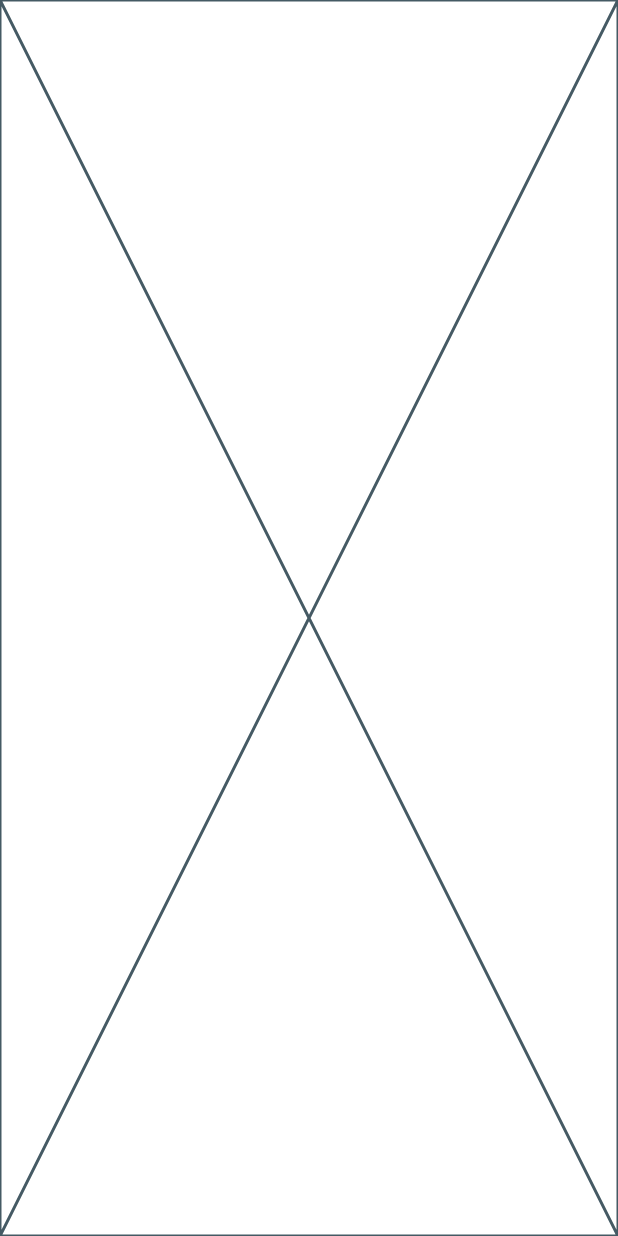
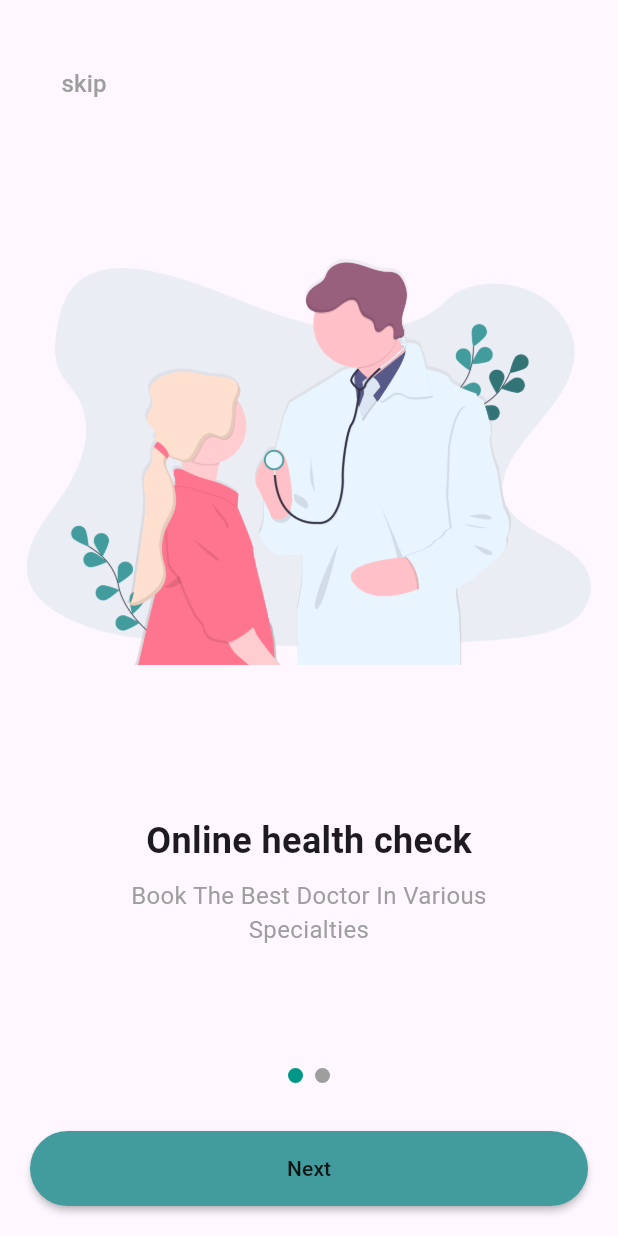
Before and after one commit to mysterI0s/Docotor-Appointments-Application, a Flutter app: the screen it shows after launch, on a phone screen of 412 x 824 dp. Run offline on Flutter 3.47's test engine with Material 3 defaults, Android fonts, the phone set to English and light mode, and no system bars; drawn by our look-alikes of smooth_page_indicator; our stand-ins replace flutter_bloc, flutter_svg, get_storage.

Commit message:
almost finished the onboarding screen with all its needs and made the project actually build

```diff
--- a/lib/core/constants/app_consts.dart
+++ b/lib/core/constants/app_consts.dart
@@ -2,6 +2,7 @@ import 'package:get_storage/get_storage.dart';
 
 class AppConst {
   static const String nunito = 'Nunito';
+  static const String isFirstOpen = 'isFirstOpen';
 }
 
 final box = GetStorage();
--- /dev/null
+++ b/lib/core/generic_widgets/main_button.dart
@@ -0,0 +1,33 @@
+import 'package:flutter/material.dart';
+
+import '../theme/app_colors.dart';
+
+class MainButton extends StatelessWidget {
+  const MainButton(
+      {super.key,
+      this.minWidth = double.infinity,
+      required this.text,
+      required this.onPressed});
+
+  final double minWidth;
+  final String text;
+  final Function onPressed;
+
+  @override
+  Widget build(BuildContext context) {
+    return MaterialButton(
+      onPressed: () {
+        onPressed();
+      },
+      color: AppColors.primaryColor,
+      minWidth: minWidth,
+      height: 50,
+      shape: RoundedRectangleBorder(
+        borderRadius: BorderRadius.circular(100),
+      ),
+      child: Text(
+        text,
+      ),
+    );
+  }
+}
--- /dev/null
+++ b/lib/core/generic_widgets/onboarding_page_widget.dart
@@ -0,0 +1,44 @@
+import 'package:flutter/material.dart';
+
+class OnboardingPageWidget extends StatelessWidget {
+  final String imagePath;
+  final String title;
+  final String description;
+
+  const OnboardingPageWidget({
+    super.key,
+    required this.imagePath,
+    required this.title,
+    required this.description,
+  });
+
+  @override
+  Widget build(BuildContext context) {
+    return Column(
+      mainAxisAlignment: MainAxisAlignment.center,
+      children: [
+        Image.asset(
+          imagePath,
+          height: 271.0,
+        ),
+        const SizedBox(height: 100.0),
+        Text(
+          title,
+          style: const TextStyle(
+            fontSize: 24.0,
+            fontWeight: FontWeight.bold,
+          ),
+        ),
+        const SizedBox(height: 8.0),
+        Text(
+          description,
+          textAlign: TextAlign.center,
+          style: const TextStyle(
+            fontSize: 16.0,
+            color: Colors.grey,
+          ),
+        ),
+      ],
+    );
+  }
+}
--- a/lib/core/theme/app_text_style.dart
+++ b/lib/core/theme/app_text_style.dart
@@ -0,0 +1,3 @@
+class AppTextStyle{
+
+}
--- /dev/null
+++ b/lib/features/authentication/cubit/onboarding_cubit.dart
@@ -0,0 +1,23 @@
+import 'package:flutter_bloc/flutter_bloc.dart';
+
+// Define Onboarding States
+class OnboardingState {
+  final int currentPage;
+
+  const OnboardingState({required this.currentPage});
+}
+
+// Define Onboarding Cubit
+class OnboardingCubit extends Cubit<OnboardingState> {
+  OnboardingCubit() : super(const OnboardingState(currentPage: 0));
+
+  // Update current page
+  void updatePage(int newPage) {
+    emit(OnboardingState(currentPage: newPage));
+  }
+
+  // Increment page (when "Next" is pressed)
+  void nextPage() {
+    emit(OnboardingState(currentPage: state.currentPage + 1));
+  }
+}
--- /dev/null
+++ b/lib/features/authentication/cubit/onboarding_state.dart
@@ -0,0 +1,12 @@
+abstract class OnboardingState {
+  final int currentPage;
+  const OnboardingState(this.currentPage);
+}
+
+class OnboardingInitial extends OnboardingState {
+  const OnboardingInitial() : super(0);
+}
+
+class OnboardingPageChanged extends OnboardingState {
+  const OnboardingPageChanged(super.currentPage);
+}
--- a/lib/features/authentication/screens/on_boarding_screen.dart
+++ b/lib/features/authentication/screens/on_boarding_screen.dart
@@ -1,10 +1,123 @@
+import 'package:final_project/core/constants/app_images.dart';
+import 'package:final_project/core/generic_widgets/main_button.dart';
+import 'package:final_project/core/generic_widgets/onboarding_page_widget.dart';
+import 'package:final_project/features/authentication/cubit/onboarding_cubit.dart';
 import 'package:flutter/material.dart';
+import 'package:flutter_bloc/flutter_bloc.dart';
+import 'package:smooth_page_indicator/smooth_page_indicator.dart';
 
 class OnBoardingScreen extends StatelessWidget {
-  const OnBoardingScreen({super.key});
+  final PageController pageController = PageController();
+
+  OnBoardingScreen({super.key});
 
   @override
   Widget build(BuildContext context) {
-    return const Placeholder();
+    return BlocProvider(
+      create: (_) => OnboardingCubit(),
+      child: Scaffold(
+        body: Column(
+          mainAxisAlignment: MainAxisAlignment.spaceBetween,
+          children: [
+            // Top section with "Skip" button
+            BlocBuilder<OnboardingCubit, OnboardingState>(
+              builder: (context, state) {
+                return state.currentPage == 0
+                    ? Padding(
+                        padding: const EdgeInsets.symmetric(
+                            horizontal: 24.0, vertical: 32.0),
+                        child: Row(
+                          mainAxisAlignment: MainAxisAlignment.start,
+                          children: [
+                            TextButton(
+                              onPressed: () {
+                                // Skip to the last page
+                                context.read<OnboardingCubit>().updatePage(1);
+                                pageController.jumpToPage(1);
+                              },
+                              child: const Text(
+                                "skip",
+                                style: TextStyle(
+                                  fontSize: 16.0,
+                                  color: Colors.grey,
+                                ),
+                              ),
+                            )
+                          ],
+                        ),
+                      )
+                    : const SizedBox.shrink();
+              },
+            ),
+            // Center section with the onboarding pages
+            Expanded(
+              child: PageView(
+                controller: pageController,
+                physics: const NeverScrollableScrollPhysics(),
+                onPageChanged: (index) {
+                  // Update the cubit's state on page swipe
+                  context.read<OnboardingCubit>().updatePage(index);
+                },
+                children: const [
+                  OnboardingPageWidget(
+                    imagePath: AppImages.onBoardingImage1,
+                    title: "Online health check",
+                    description: "Book The Best Doctor In Various\nSpecialties",
+                  ),
+                  OnboardingPageWidget(
+                    imagePath: AppImages.onBoardingImage2,
+                    title: "Near To You",
+                    description:
+                        "Schedule Your Visit At Any Time\nThat Suits You",
+                  ),
+                ],
+              ),
+            ),
+            // Bottom section with dots and "Next" or "Get Started" button
+            Padding(
+              padding:
+                  const EdgeInsets.symmetric(horizontal: 20.0, vertical: 20.0),
+              child: Column(
+                children: [
+                  SmoothPageIndicator(
+                    controller: pageController,
+                    count: 2,
+                    effect: const WormEffect(
+                      dotWidth: 10.0,
+                      dotHeight: 10.0,
+                      activeDotColor: Colors.teal,
+                      dotColor: Colors.grey,
+                      spacing: 8.0,
+                    ),
+                  ),
+                  const SizedBox(height: 32.0),
+                  BlocBuilder<OnboardingCubit, OnboardingState>(
+                    builder: (context, state) {
+                      return MainButton(
+                        text: state.currentPage == 0 ? "Next" : "Get Started",
+                        minWidth: double.infinity,
+                        onPressed: () {
+                          if (state.currentPage == 0) {
+                            // Navigate to the next page
+                            pageController.nextPage(
+                              duration: const Duration(milliseconds: 300),
+                              curve: Curves.easeInOut,
+                            );
+                            context.read<OnboardingCubit>().nextPage();
+                          } else {
+                            // Navigate to home screen or next screen
+                            Navigator.pushReplacementNamed(context, '/home');
+                          }
+                        },
+                      );
+                    },
+                  ),
+                ],
+              ),
+            ),
+          ],
+        ),
+      ),
+    );
   }
 }
--- a/lib/main.dart
+++ b/lib/main.dart
@@ -1,3 +1,4 @@
+import 'package:final_project/features/authentication/screens/on_boarding_screen.dart';
 import 'package:flutter/material.dart';
 
 void main() {
@@ -9,6 +10,18 @@ class MyApp extends StatelessWidget {
 
   @override
   Widget build(BuildContext context) {
-    return const Placeholder();
+    return const MaterialApp(
+      debugShowCheckedModeBanner: false,
+      home: MyHomePage(),
+    );
   }
 }
+
+class MyHomePage extends StatelessWidget {
+  const MyHomePage({super.key});
+
+  @override
+  Widget build(BuildContext context) {
+    return OnBoardingScreen();
+  }
+}
--- a/pubspec.yaml
+++ b/pubspec.yaml
@@ -41,6 +41,7 @@ dependencies:
   flutter_svg: ^2.0.10+1
   http: ^1.2.2
   get_storage: ^2.1.1
+  smooth_page_indicator: ^1.2.0+3
 
 dev_dependencies:
   flutter_test:
```
Also changed, not shown: lib/core/constants/app_strings.dart (+9 -0 lines), lib/core/generic_widgets/back_arrow_widget.dart (added, +28 -0 lines), lib/features/authentication/screens/welcome_screen.dart (added, +10 -0 lines), lib/features/splash/splash_screen.dart (+4 -5 lines), assets/images/svg/back_arrow_icon.svg (added), pubspec.lock.
